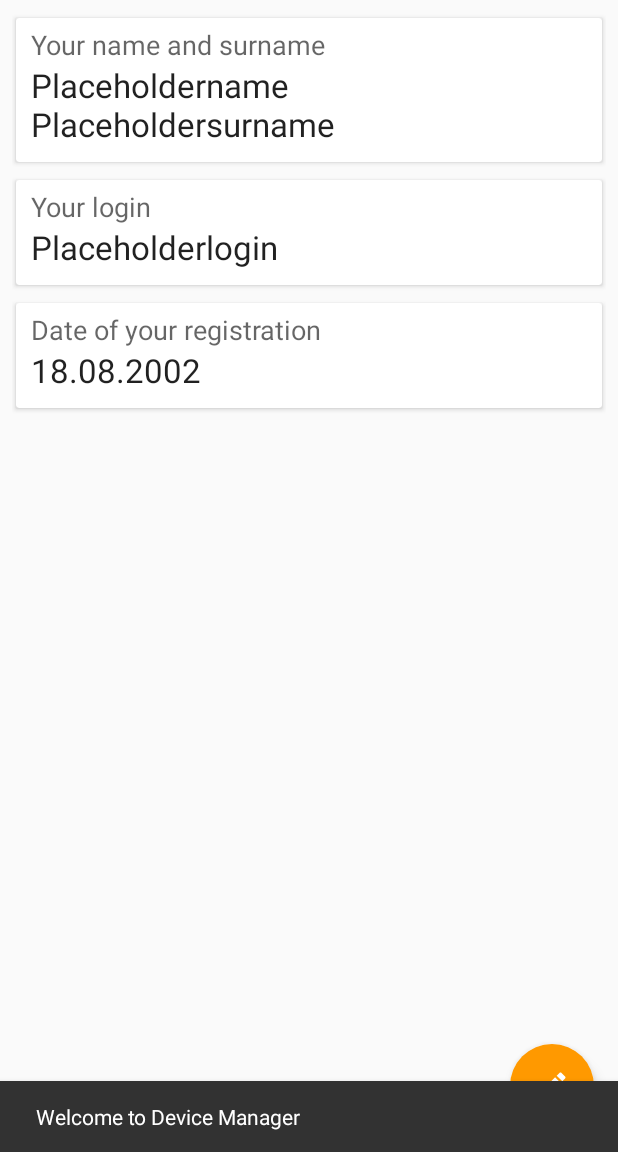
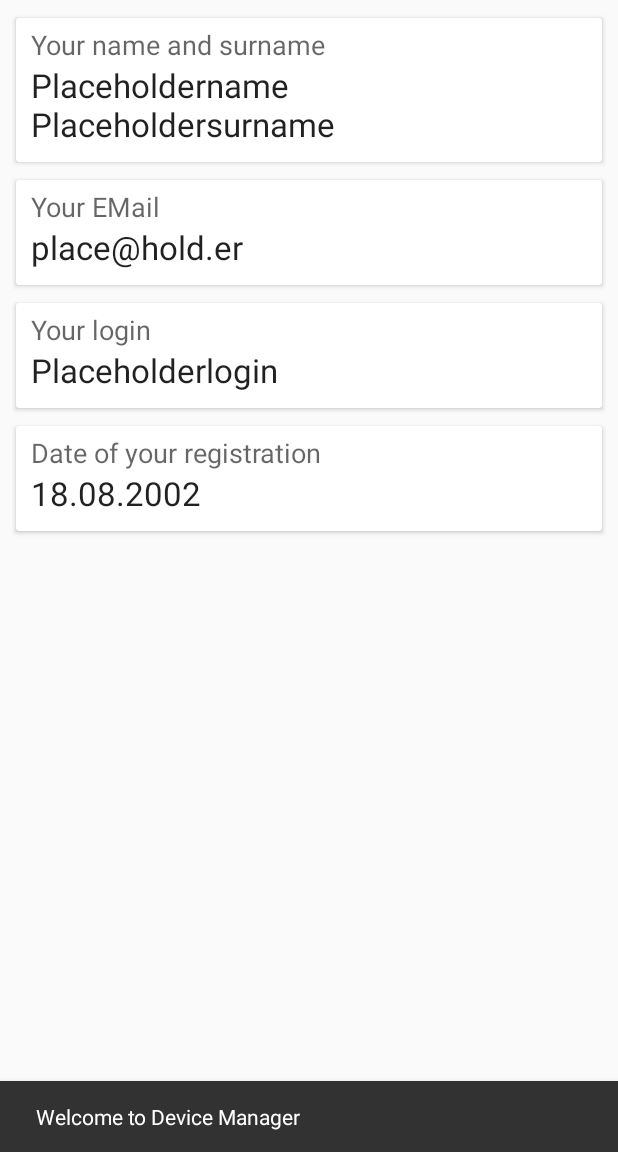
Before and after one commit to kinjalik/Device-Manager-for-Android, an Android app: the fragment ProfileInfoFragment placed in its activity, on a phone screen of 412 x 824 dp, the part 84-1236 px from its top. Run offline under Robolectric (Android 15) with nearby library versions, the phone set to English and light mode, and no system bars; network calls fail; 1 statement that could not run was skipped.

Commit message:
Fully functional RC3

```diff
--- a/app/src/main/java/com/example/devicemanagement/Adapters/DeviceListRecyclerAdapter.java
+++ b/app/src/main/java/com/example/devicemanagement/Adapters/DeviceListRecyclerAdapter.java
@@ -15,6 +15,7 @@ import com.example.devicemanagement.Activities.DeviceDetailActivity;
 import com.example.devicemanagement.Entities.Device;
 import com.example.devicemanagement.R;
 import com.google.gson.Gson;
+
 
 public class DeviceListRecyclerAdapter extends RecyclerView.Adapter<DeviceListRecyclerAdapter.ViewHolder> {
     private final static String LOG_TAG = "DEVICE_RECYCLER_ADAPTER";
@@ -34,7 +35,6 @@ public class DeviceListRecyclerAdapter extends RecyclerView.Adapter<DeviceListRe
             Log.i(LOG_TAG, "Click on Device with ID: " + device.getId());
             if (mTwoPane) {
                 Snackbar.make(v, "Two Panel Mode - To implement", 2000);
-                // ToDo: Реализовать вывод на второй экран для планшета
             } else {
                 Context cntx = v.getContext();
 
--- a/app/src/main/java/com/example/devicemanagement/Fragments/DeviceDialogFragment.java
+++ b/app/src/main/java/com/example/devicemanagement/Fragments/DeviceDialogFragment.java
@@ -44,10 +44,8 @@ public class DeviceDialogFragment extends DialogFragment {
         // ToDo: Инкапсюлировать строки в String-ресурсы
         if (isEditMode) {
             windowTitle.setText("Edit Device");
-            // ToDo: Логика редактирования свойств. ПОСЛЕ реализации на сервере.
             dp = new Gson().fromJson(getArguments().getString(TRANSPORT_PREF, ""), Device.class);
             windowTitle.setText("Edit Device Property");
-            // ToDo: Логика редактирования свойств. ПОСЛЕ реализации на сервере.
 
             formName.setText(dp.name);
             formDescription.setText(dp.description);
--- a/app/src/main/java/com/example/devicemanagement/Fragments/DeviceListFragment.java
+++ b/app/src/main/java/com/example/devicemanagement/Fragments/DeviceListFragment.java
@@ -16,6 +16,7 @@ import android.util.Log;
 import android.view.LayoutInflater;
 import android.view.View;
 import android.view.ViewGroup;
+import android.widget.ProgressBar;
 import android.widget.TextView;
 import android.widget.Toast;
 
@@ -54,17 +55,27 @@ public class DeviceListFragment extends Fragment {
 
     private RecyclerView devicesList;
     private DeviceListRecyclerAdapter deviceAdapter;
+    private ProgressBar progressBar;
+
+/*
+    ToDo: Диалог с лоадером на запрос удалентя и/или редактирования
+    ToDo: Двухэкранный планшетный режим
+ */
 
     @Override
     public void onActivityCreated(@Nullable Bundle savedInstanceState) {
         super.onActivityCreated(savedInstanceState);
-        if (getActivity().findViewById(R.id.device_detail_container) != null) {
+        if (Objects.requireNonNull(getActivity()).findViewById(R.id.device_detail_container) != null) {
             // The detail container view will be present only in the
             // large-screen layouts (res/values-w900dp).
             // If this view is present, then the
             // activity should be in two-pane mode.
             mTwoPane = true;
         }
+
+        mTwoPane = false;
+
+        progressBar = getActivity().findViewById(R.id.loader);
 
         FloatingActionButton fab = getActivity().findViewById(R.id.s_devices_list__add_device);
         fab.setOnClickListener(mFabOnClickListener);
@@ -79,7 +90,7 @@ public class DeviceListFragment extends Fragment {
                 .getUsersDevices(userId)
                 .enqueue(new Callback<Device[]>() {
                     @Override
-                    public void onResponse(Call<Device[]> call, Response<Device[]> response) {
+                    public void onResponse(@NotNull Call<Device[]> call, @NotNull Response<Device[]> response) {
                         Log.i(LOG_TAG, "Device list downloaded");
                         devices = response.body();
                         NetworkService.getInstance().getApi().getUserWithId(userId)
@@ -92,7 +103,7 @@ public class DeviceListFragment extends Fragment {
                                     }
 
                                     @Override
-                                    public void onFailure(Call<User> call, Throwable t) {
+                                    public void onFailure(@NotNull Call<User> call, Throwable t) {
                                         Toast.makeText(getActivity(), "Something goes wrong...", Toast.LENGTH_SHORT).show();
                                         Log.i(LOG_TAG, t.getMessage(), t);
                                     }
@@ -119,6 +130,8 @@ public class DeviceListFragment extends Fragment {
         devicesList = a.findViewById(R.id.devices_recycler_view);
         a = null;
         devicesList.setLayoutManager(new LinearLayoutManager(getActivity()));
+        progressBar.setVisibility(View.GONE);
+        devicesList.setVisibility(View.VISIBLE);
         deviceAdapter = new DeviceListRecyclerAdapter(devices, mTwoPane);
         devicesList.setAdapter(deviceAdapter);
         deviceAdapter.setmOnLongClickListener(mAdapterOnLongClickListener);
@@ -190,6 +203,7 @@ public class DeviceListFragment extends Fragment {
     }
 
     private void editItem(Device device) {
+
         Toast.makeText(getContext(), "Not implemented yet.", Toast.LENGTH_SHORT).show();
         NetworkService.getInstance().getApi().updateUserDevice(device.ownerId, device.id, device)
                 .enqueue(new Callback<DeviceProperty>() {
@@ -208,6 +222,9 @@ public class DeviceListFragment extends Fragment {
     }
 
     private void updateList() {
+        progressBar.setVisibility(View.VISIBLE);
+        devicesList.setVisibility(View.INVISIBLE);
+
         NetworkService.getInstance()
                 .getApi()
                 .getUsersDevices(userId)
@@ -216,6 +233,9 @@ public class DeviceListFragment extends Fragment {
                     public void onResponse(Call<Device[]> call, Response<Device[]> response) {
                         Log.i(LOG_TAG, "Device list downloaded");
                         deviceAdapter.setItems(response.body());
+
+                        progressBar.setVisibility(View.GONE);
+                        devicesList.setVisibility(View.VISIBLE);
                     }
 
                     @Override
@@ -266,20 +286,20 @@ public class DeviceListFragment extends Fragment {
                         }
 
                         @Override
-                        public void onFailure(Call<Device> call, Throwable t) {
+                        public void onFailure(@NotNull Call<Device> call, @NotNull Throwable t) {
                             Log.i(LOG_TAG, t.getMessage(), t);
                         }
                     });
 
                 }
             });
-            dialog.show(getActivity().getSupportFragmentManager(), "DevicePropertyDialogFragment");
+            dialog.show(Objects.requireNonNull(getActivity()).getSupportFragmentManager(), "DevicePropertyDialogFragment");
         }
     };
 
 
     @Override
-    public View onCreateView(LayoutInflater inflater, ViewGroup container,
+    public View onCreateView(@NotNull LayoutInflater inflater, ViewGroup container,
                              Bundle savedInstanceState) {
         // Inflate the layout for this fragment
         return inflater.inflate(R.layout.fragment_device_list, container, false);
--- a/app/src/main/java/com/example/devicemanagement/Fragments/DevicePropertyDialogFragment.java
+++ b/app/src/main/java/com/example/devicemanagement/Fragments/DevicePropertyDialogFragment.java
@@ -43,7 +43,6 @@ public class DevicePropertyDialogFragment extends DialogFragment {
         // ToDo: Инкапсюлировать строки в String-ресурсы
         if (isEditMode) {
             windowTitle.setText("Edit Device Property");
-            // ToDo: Логика редактирования свойств. ПОСЛЕ реализации на сервере.
             dp = new Gson().fromJson(getArguments().getString(TRANSPORT_PREF, ""), DeviceProperty.class);
 
             formName.setText(dp.name);
--- a/app/src/main/java/com/example/devicemanagement/Fragments/ProfileInfoFragment.java
+++ b/app/src/main/java/com/example/devicemanagement/Fragments/ProfileInfoFragment.java
@@ -33,6 +33,7 @@ public class ProfileInfoFragment extends Fragment {
         TextView loginField = v.findViewById(R.id.s_profile_info__login);
         TextView nameSurnameField = v.findViewById(R.id.s_profile_info__name_surname);
         TextView dateOfRegField = v.findViewById(R.id.s_profile_info__date_of_reg);
+        TextView emailField = v.findViewById(R.id.s_profile_info__email);
 
         if (getArguments() != null) {
             String json = getArguments().getString(MainActivity.ARG_USER, "");
@@ -40,6 +41,7 @@ public class ProfileInfoFragment extends Fragment {
             mUser = new Gson().fromJson(json, User.class);
             loginField.setText(mUser.getLogin());
             nameSurnameField.setText(mUser.getName() + " " + mUser.getSurname());
+            emailField.setText(mUser.getEmail());
 
             SimpleDateFormat sdf = new SimpleDateFormat();
             dateOfRegField.setText(sdf.format(mUser.getRegDate()));
--- a/app/src/main/res/layout-w900dp/fragment_device_list.xml
+++ b/app/src/main/res/layout-w900dp/fragment_device_list.xml
@@ -36,9 +36,9 @@
             android:layout_height="wrap_content"
             android:layout_gravity="end|bottom"
             android:layout_margin="@dimen/fab_margin"
-            android:backgroundTint="@color/colorPrimary"
+            android:backgroundTint="@color/colorAccent"
             app:borderWidth="0dp"
-            android:src="@drawable/add_button_24dp"/>
+            app:srcCompat="@drawable/add_button_24dp"/>
 
     </FrameLayout>
 
--- a/app/src/main/res/layout/activity_device_details.xml
+++ b/app/src/main/res/layout/activity_device_details.xml
@@ -48,9 +48,10 @@
         android:layout_gravity="center_vertical|start"
         android:layout_margin="@dimen/fab_margin"
         app:borderWidth="0dp"
-        android:src="@drawable/add_button_24dp"
+        app:srcCompat="@drawable/add_button_24dp"
         app:layout_anchor="@+id/device_detail_container"
         app:layout_anchorGravity="top|end"
-        style="@style/Button" />
+        android:clickable="true"
+        android:focusable="true" />
 
 </android.support.design.widget.CoordinatorLayout>
--- a/app/src/main/res/layout/fragment_profile_info.xml
+++ b/app/src/main/res/layout/fragment_profile_info.xml
@@ -46,6 +46,41 @@
                     android:textAppearance="?android:attr/textAppearanceLarge"
                     android:layout_marginBottom="5dp"
                     android:text="Placeholdername Placeholdersurname" />
+            </LinearLayout>
+        </android.support.v7.widget.CardView>
+        <!-- Email -->
+        <android.support.v7.widget.CardView
+            android:layout_marginBottom="4dp"
+            app:cardUseCompatPadding="true"
+            app:cardElevation="2dp"
+            android:layout_height="wrap_content"
+            android:layout_width="match_parent"
+            android:clickable="true"
+            android:focusable="true"
+            android:foreground="?android:attr/selectableItemBackground">
+
+            <LinearLayout
+                android:layout_height="wrap_content"
+                android:layout_width="match_parent"
+                android:orientation="vertical"
+                android:paddingStart="10dp"
+                android:paddingEnd="10dp"
+                android:paddingBottom="5dp"
+                android:paddingTop="5dp">
+
+                <TextView
+                    android:layout_width="wrap_content"
+                    android:layout_height="wrap_content"
+                    android:textAppearance="?android:attr/textAppearanceMedium"
+                    android:text="Your EMail"/>
+
+                <TextView
+                    android:id="@+id/s_profile_info__email"
+                    android:layout_width="wrap_content"
+                    android:layout_height="wrap_content"
+                    android:textAppearance="?android:attr/textAppearanceLarge"
+                    android:layout_marginBottom="5dp"
+                    android:text="place@hold.er" />
             </LinearLayout>
         </android.support.v7.widget.CardView>
         <!-- Login -->
@@ -120,15 +155,4 @@
         </android.support.v7.widget.CardView>
     </LinearLayout>
 
-    <android.support.design.widget.FloatingActionButton
-        android:layout_width="wrap_content"
-        android:layout_height="wrap_content"
-        android:id="@+id/s_device_props__add_prop"
-        android:layout_gravity="bottom|end"
-        android:backgroundTint="@color/colorPrimary"
-        android:layout_margin="@dimen/fab_margin"
-        app:borderWidth="0dp"
-        android:src="@drawable/edit_button_24dp"
-        tools:targetApi="lollipop" />
-
 </FrameLayout>
```
Also changed, not shown: app/src/main/java/com/example/devicemanagement/Fragments/DeviceDetailFragment.java (+16 -4 lines), app/src/main/java/com/example/devicemanagement/Fragments/RegisterFragment.java (+27 -1 lines), app/src/main/res/layout/fragment_device_details.xml (+7 -0 lines), app/src/main/res/layout/fragment_device_list.xml (+10 -3 lines), app/src/main/res/layout/fragment_register.xml (+12 -6 lines), 1 other file.
